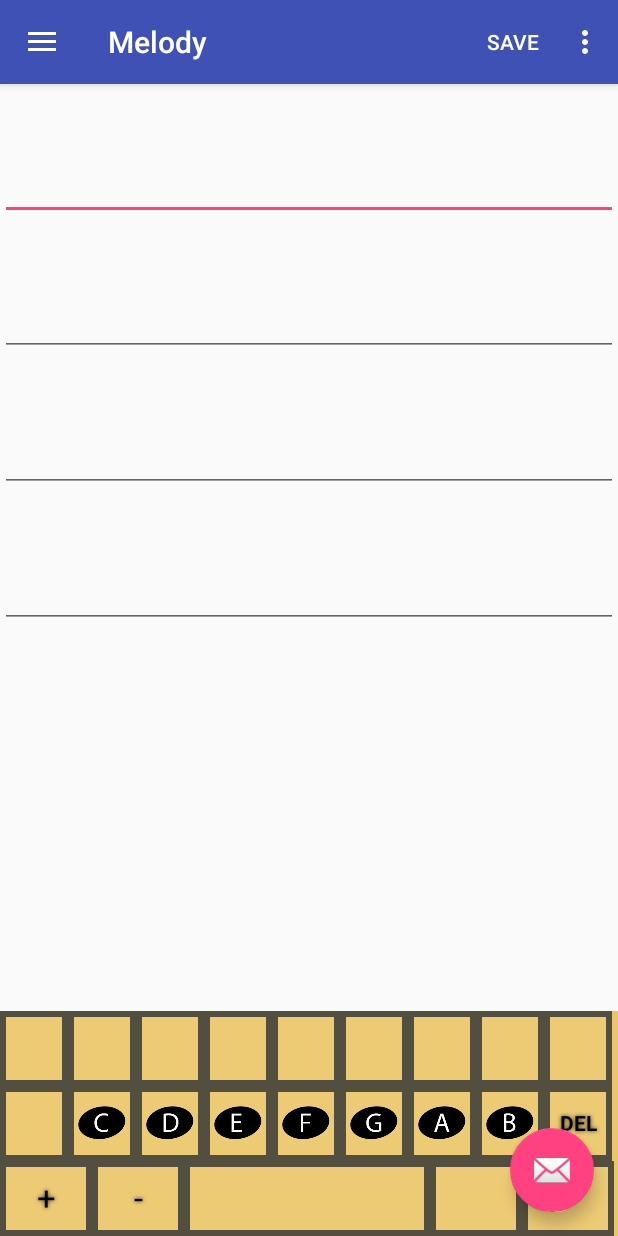
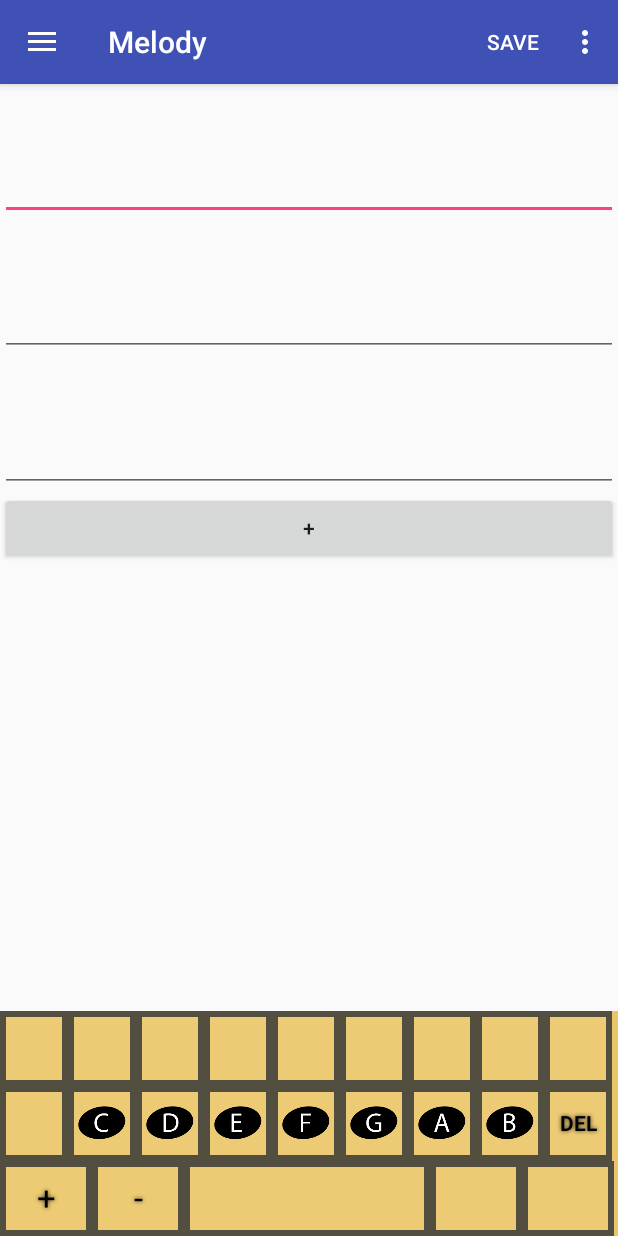
Before and after one commit to TathevM/Melody, an Android app: the screen it shows after launch (MainActivity), on a phone screen of 412 x 824 dp. Run offline under Robolectric (Android 15) with nearby library versions, the phone set to English and light mode, and no system bars.

Commit message:
improoved recycler View with add line function

```diff
--- a/app/src/main/java/com/team_red/melody/MainActivity.java
+++ b/app/src/main/java/com/team_red/melody/MainActivity.java
@@ -39,14 +39,14 @@ public class MainActivity extends AppCompatActivity
         Toolbar toolbar = (Toolbar) findViewById(R.id.toolbar);
         setSupportActionBar(toolbar);
 
-        FloatingActionButton fab = (FloatingActionButton) findViewById(R.id.fab);
-        fab.setOnClickListener(new View.OnClickListener() {
-            @Override
-            public void onClick(View view) {
-                Snackbar.make(view, "Replace with your own action", Snackbar.LENGTH_LONG)
-                        .setAction("Action", null).show();
-            }
-        });
+//        FloatingActionButton fab = (FloatingActionButton) findViewById(R.id.fab);
+//        fab.setOnClickListener(new View.OnClickListener() {
+//            @Override
+//            public void onClick(View view) {
+//                Snackbar.make(view, "Replace with your own action", Snackbar.LENGTH_LONG)
+//                        .setAction("Action", null).show();
+//            }
+//        });
 
         DrawerLayout drawer = (DrawerLayout) findViewById(R.id.drawer_layout);
         ActionBarDrawerToggle toggle = new ActionBarDrawerToggle(
--- a/app/src/main/java/com/team_red/melody/filemanager/MelodyFileManager.java
+++ b/app/src/main/java/com/team_red/melody/filemanager/MelodyFileManager.java
@@ -114,10 +114,10 @@ public class MelodyFileManager {
 
     public ArrayList<String> makeStringFromNotes(ArrayList<Note> input){
         ArrayList<String> result = new ArrayList<>();
-        for(int i = 0; i < input.size(); i+=12) {
+        for(int i = 0; i < input.size(); i+=20) {
             List<Note> subList;
             if (i + 12 <= input.size())
-                subList = input.subList(i , i+12);
+                subList = input.subList(i , i+20);
             else
                 subList = input.subList( i , input.size());
             String temp = "";
--- a/app/src/main/java/com/team_red/melody/models/MelodyAdapter.java
+++ b/app/src/main/java/com/team_red/melody/models/MelodyAdapter.java
@@ -7,6 +7,7 @@ import android.util.Log;
 import android.view.LayoutInflater;
 import android.view.View;
 import android.view.ViewGroup;
+import android.widget.Button;
 import android.widget.EditText;
 
 import com.team_red.melody.R;
@@ -15,17 +16,18 @@ import com.team_red.melody.melodyboard.MelodyBoard;
 import java.util.ArrayList;
 
 
-public class MelodyAdapter extends RecyclerView.Adapter<MelodyAdapter.MelodyViewHolder> {
+public class MelodyAdapter<T> extends RecyclerView.Adapter<RecyclerView.ViewHolder> {
 
     private ArrayList<String> melodyStringList;
     private MelodyBoard mMelodyBoard;
+    private static final int VIEW_TYPE_LINES = 1;
+    private static final int VIEW_TYPE_BOTTOM = 2;
 
     public MelodyAdapter(ArrayList<String> melodyStringList, MelodyBoard melodyBoard) {
         this.melodyStringList = melodyStringList;
         this.mMelodyBoard = melodyBoard;
 
         this.melodyStringList = new ArrayList<>();//TODO called for test purposes
-        this.melodyStringList.add("");
         this.melodyStringList.add("");
         this.melodyStringList.add("");
         this.melodyStringList.add("");
@@ -40,15 +42,33 @@ public class MelodyAdapter extends RecyclerView.Adapter<MelodyAdapter.MelodyView
     }
 
     @Override
-    public MelodyViewHolder onCreateViewHolder(ViewGroup parent, int viewType) {
-        View v = LayoutInflater.from(parent.getContext()).inflate(R.layout.layout_composition_line , parent , false);
-        return new MelodyViewHolder(v);
+    public RecyclerView.ViewHolder onCreateViewHolder(ViewGroup parent, int viewType) {
+        RecyclerView.ViewHolder vh;
+        View v;
+        switch (viewType) {
+            case VIEW_TYPE_BOTTOM:
+                v = LayoutInflater.from(parent.getContext()).inflate(R.layout.layout_add_line , parent, false);
+                vh = new ButtonViewHolder(v);
+                break;
+            default:
+                v = LayoutInflater.from(parent.getContext()).inflate(R.layout.layout_composition_line, parent, false);
+                vh = new MelodyViewHolder(v);
+                break;
+        }
+        return vh;
     }
 
     @Override
-    public void onBindViewHolder(MelodyViewHolder holder, final int position) {
-        holder.mEditText.setText(melodyStringList.get(position));
-        holder.mEditText.addTextChangedListener(new TextWatcher() {
+    public int getItemViewType(int position) {
+        return (position == melodyStringList.size()) ? VIEW_TYPE_BOTTOM :VIEW_TYPE_LINES;
+    }
+
+    @Override
+    public void onBindViewHolder(RecyclerView.ViewHolder holder, final int position) {
+        if (holder instanceof MelodyViewHolder) {
+            mMelodyBoard.registerEditText(((MelodyViewHolder)holder).mEditText);
+            ((MelodyViewHolder) holder).mEditText.setText(melodyStringList.get(position));
+            ((MelodyViewHolder) holder).mEditText.addTextChangedListener(new TextWatcher() {
                 @Override
                 public void beforeTextChanged(CharSequence s, int start, int count, int after) {
 
@@ -67,20 +87,29 @@ public class MelodyAdapter extends RecyclerView.Adapter<MelodyAdapter.MelodyView
                                 s.insert(0, String.valueOf((char) 180));
                                 mMelodyBoard.setClefType(180);
                             }
-                    }
-                    else
+                        } else
                             mMelodyBoard.setClefType(181);
                     melodyStringList.set(position, s.toString());
                 }
             });
         }
+        else {
+            ((ButtonViewHolder) holder).mButton.setOnClickListener(new View.OnClickListener() {
+                @Override
+                public void onClick(View v) {
+                    melodyStringList.add("");
+                    notifyDataSetChanged();
+                }
+            });
+        }
+    }
 
     @Override
     public int getItemCount() {
-        return melodyStringList.size();
+        return melodyStringList.size() + 1;
     }
 
-    class MelodyViewHolder extends RecyclerView.ViewHolder{
+    private static class MelodyViewHolder extends RecyclerView.ViewHolder{
 
         EditText mEditText;
 
@@ -88,7 +117,13 @@ public class MelodyAdapter extends RecyclerView.Adapter<MelodyAdapter.MelodyView
             super(itemView);
             mEditText = (EditText) itemView.findViewById(R.id.composition_line_edit_text);
             //mEditText.setTag(getAdapterPosition());
-            mMelodyBoard.registerEditText(mEditText);
+        }
+    }
+    private static class ButtonViewHolder extends RecyclerView.ViewHolder{
+        Button mButton;
+        ButtonViewHolder(View itemView) {
+            super(itemView);
+            mButton = (Button) itemView.findViewById(R.id.add_line_button);
         }
     }
 }
--- a/app/src/main/res/layout/app_bar_main.xml
+++ b/app/src/main/res/layout/app_bar_main.xml
@@ -22,13 +22,13 @@
     </android.support.design.widget.AppBarLayout>
 
 
-    <android.support.design.widget.FloatingActionButton
-        android:id="@+id/fab"
-        android:layout_width="wrap_content"
-        android:layout_height="wrap_content"
-        android:layout_gravity="bottom|end"
-        android:layout_margin="@dimen/fab_margin"
-        app:srcCompat="@android:drawable/ic_dialog_email" />
+    <!--<android.support.design.widget.FloatingActionButton-->
+        <!--android:id="@+id/fab"-->
+        <!--android:layout_width="wrap_content"-->
+        <!--android:layout_height="wrap_content"-->
+        <!--android:layout_gravity="bottom|end"-->
+        <!--android:layout_margin="@dimen/fab_margin"-->
+        <!--app:srcCompat="@android:drawable/ic_dialog_email" />-->
 
 
     <include layout="@layout/content_main" />
--- a/app/src/main/res/layout/content_main.xml
+++ b/app/src/main/res/layout/content_main.xml
@@ -9,13 +9,18 @@
     tools:context="com.team_red.melody.MainActivity"
     tools:showIn="@layout/app_bar_main">
 
+    <include
+        android:id="@+id/keyboard_view"
+        layout="@layout/input">
+    </include>
+
+
     <android.support.v7.widget.RecyclerView
         android:layout_width="match_parent"
         android:layout_height="match_parent"
+        android:layout_above="@id/keyboard_view"
         android:id="@+id/composition">
 
     </android.support.v7.widget.RecyclerView>
 
-    <include layout="@layout/input">
-    </include>
 </RelativeLayout>
--- /dev/null
+++ b/app/src/main/res/layout/layout_add_line.xml
@@ -0,0 +1,7 @@
+<?xml version="1.0" encoding="utf-8"?>
+<Button android:id="@+id/add_line_button"
+        android:layout_height="wrap_content"
+        android:layout_width="match_parent"
+        android:text="+"
+        android:gravity="center"
+        xmlns:android="http://schemas.android.com/apk/res/android"/>
--- a/app/src/main/res/layout/layout_composition_line.xml
+++ b/app/src/main/res/layout/layout_composition_line.xml
@@ -5,7 +5,7 @@
     android:lines="1"
     android:focusable="true"
     android:focusableInTouchMode="true"
-    android:maxLength="12"
+    android:maxLength="20"
     android:maxLines="1"
     android:id="@+id/composition_line_edit_text"
     xmlns:android="http://schemas.android.com/apk/res/android"/>
```
Lines whose indentation alone changed are shown as unchanged.
